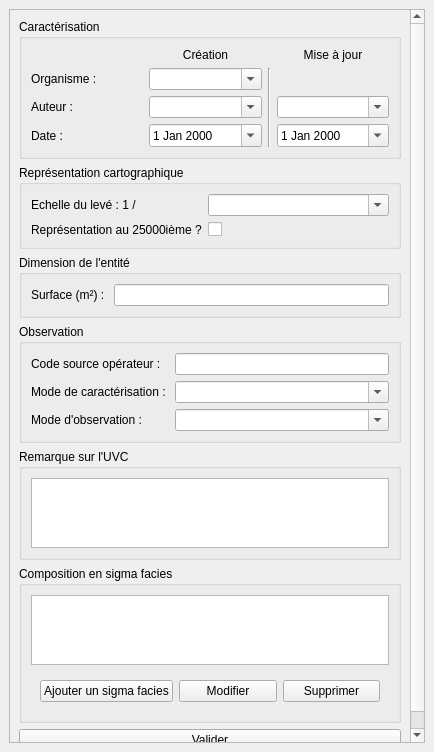
First picture: the form in src/ui/form_uvc.ui, repository IGNF/saisie_carhab, before the edit.
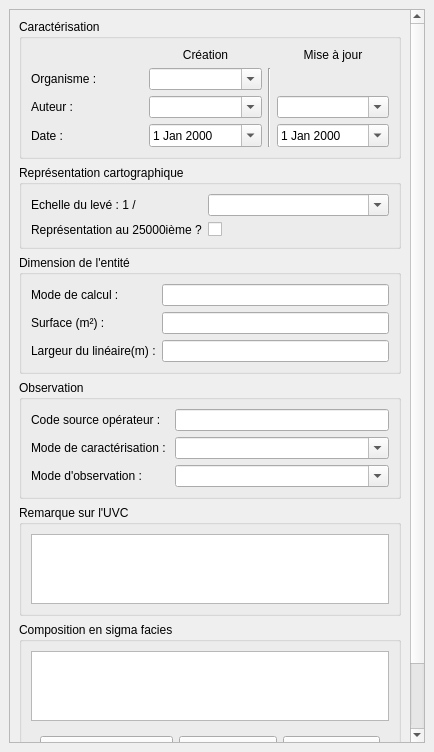
Second picture: the form after the edit.

Commit message: insérer à la saisie les id de habref, triggers pour calcul de surface pour une uvc 'linéaire'

```diff
--- a/src/ui/form_uvc.ui
+++ b/src/ui/form_uvc.ui
@@ -25,8 +25,8 @@
         <rect>
          <x>0</x>
          <y>0</y>
-         <width>414</width>
-         <height>710</height>
+         <width>397</width>
+         <height>744</height>
         </rect>
        </property>
        <layout class="QVBoxLayout" name="verticalLayout">
@@ -165,20 +165,48 @@
            <string>Dimension de l'entité</string>
           </property>
           <layout class="QFormLayout" name="formLayout_7">
-           <item row="0" column="0">
+           <item row="2" column="0">
             <widget class="QLabel" name="label_11">
              <property name="text">
               <string>Surface (m²) : </string>
              </property>
             </widget>
            </item>
-           <item row="0" column="1">
+           <item row="2" column="1">
             <widget class="QLineEdit" name="surface">
              <property name="readOnly">
+              <bool>false</bool>
+             </property>
+            </widget>
+           </item>
+           <item row="3" column="0">
+            <widget class="QLabel" name="label">
+             <property name="text">
+              <string>Largeur du linéaire(m) :</string>
+             </property>
+            </widget>
+           </item>
+           <item row="3" column="1">
+            <widget class="QLineEdit" name="larg_lin">
+             <property name="readOnly">
+              <bool>false</bool>
+             </property>
+            </widget>
+           </item>
+           <item row="1" column="1">
+            <widget class="QLineEdit" name="calc_surf">
+             <property name="readOnly">
               <bool>true</bool>
              </property>
             </widget>
            </item>
+           <item row="1" column="0">
+            <widget class="QLabel" name="label_9">
+             <property name="text">
+              <string>Mode de calcul :</string>
+             </property>
+            </widget>
+           </item>
           </layout>
          </widget>
         </item>
```
Left out of the diff: 2 changed lines with no effect on the pictures. The commit also changes 8 other files.
